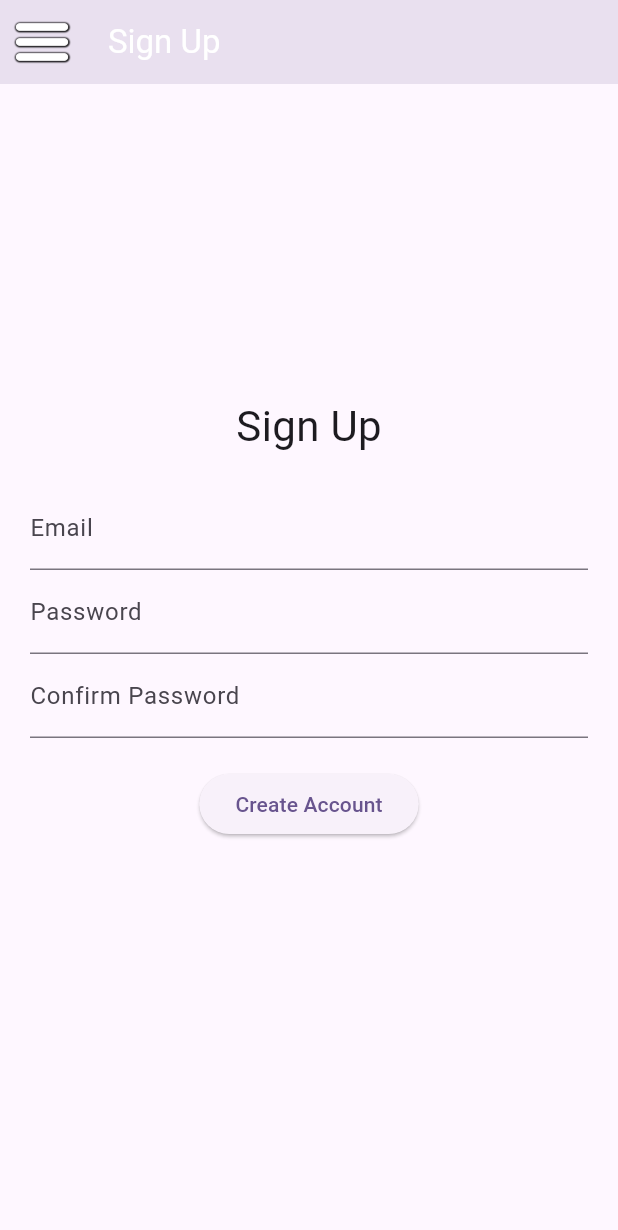
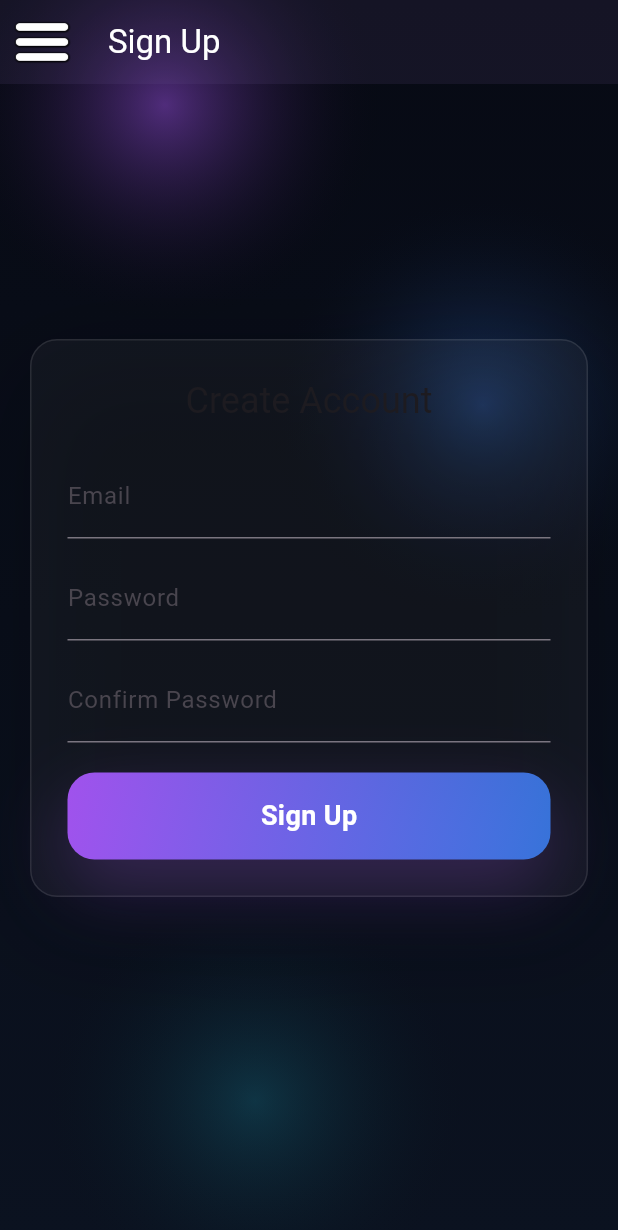
Before and after one commit to JustZhivko/SafeBite, a Flutter app: the screen it shows after launch, in the side drawer, after a tap on "Sign Up", on a phone screen of 412 x 824 dp. Shown: the top 1230 px of the screen. Run offline on Flutter 3.47's test engine with Material 3 defaults, Android fonts, the phone set to English and light mode, and no system bars.

Commit message:
making the design the same as in my react app from hacktues 12

```diff
--- a/safe_bite/lib/about_us.dart
+++ b/safe_bite/lib/about_us.dart
@@ -1,8 +1,33 @@
 import 'package:flutter/material.dart';
+import 'background.dart';
+import 'glass_container.dart';
 
 class AboutPage extends StatelessWidget {
   @override
   Widget build(BuildContext context) {
-    return Center(child: Text("About Us Page", style: TextStyle(fontSize: 24)));
+    return AppBackground(
+      child: Center(
+        child: Padding(
+          padding: const EdgeInsets.all(20),
+          child: GlassContainer(
+            child: Column(
+              mainAxisSize: MainAxisSize.min,
+              children: [
+                Text(
+                  "About SafeBite",
+                  style: Theme.of(context).textTheme.headlineSmall,
+                ),
+                const SizedBox(height: 16),
+                Text(
+                  "....................",
+                  textAlign: TextAlign.center,
+                  style: Theme.of(context).textTheme.bodySmall,
+                ),
+              ],
+            ),
+          ),
+        ),
+      ),
+    );
   }
 }
--- /dev/null
+++ b/safe_bite/lib/background.dart
@@ -0,0 +1,58 @@
+import 'package:flutter/material.dart';
+import 'theme.dart';
+
+class AppBackground extends StatelessWidget {
+  final Widget child;
+
+  const AppBackground({super.key, required this.child});
+
+  @override
+  Widget build(BuildContext context) {
+    return Container(
+      decoration: const BoxDecoration(
+        gradient: LinearGradient(
+          begin: Alignment.topCenter,
+          end: Alignment.bottomCenter,
+          colors: [AppTheme.bg0, AppTheme.bg1],
+        ),
+      ),
+      child: Stack(
+        children: [
+          // Purple glow
+          Positioned(
+            top: -80,
+            left: -40,
+            child: _radial(AppTheme.accent.withOpacity(0.45)),
+          ),
+
+          // Blue glow
+          Positioned(
+            top: 120,
+            right: -60,
+            child: _radial(AppTheme.accent2.withOpacity(0.35)),
+          ),
+
+          // Cyan glow
+          Positioned(
+            bottom: -60,
+            left: 20,
+            child: _radial(AppTheme.accent3.withOpacity(0.18)),
+          ),
+
+          child,
+        ],
+      ),
+    );
+  }
+
+  Widget _radial(Color color) {
+    return Container(
+      width: 300,
+      height: 300,
+      decoration: BoxDecoration(
+        shape: BoxShape.circle,
+        gradient: RadialGradient(colors: [color, Colors.transparent]),
+      ),
+    );
+  }
+}
--- /dev/null
+++ b/safe_bite/lib/glass_container.dart
@@ -0,0 +1,33 @@
+import 'package:flutter/material.dart';
+import 'theme.dart';
+
+class GlassContainer extends StatelessWidget {
+  final Widget child;
+  final EdgeInsets padding;
+
+  const GlassContainer({
+    super.key,
+    required this.child,
+    this.padding = const EdgeInsets.all(24),
+  });
+
+  @override
+  Widget build(BuildContext context) {
+    return Container(
+      padding: padding,
+      decoration: BoxDecoration(
+        color: Colors.white.withOpacity(0.04),
+        borderRadius: BorderRadius.circular(AppTheme.radius),
+        border: Border.all(color: AppTheme.border),
+        boxShadow: const [
+          BoxShadow(
+            color: Colors.black26,
+            blurRadius: 60,
+            offset: Offset(0, 20),
+          ),
+        ],
+      ),
+      child: child,
+    );
+  }
+}
--- /dev/null
+++ b/safe_bite/lib/gradient_button.dart
@@ -0,0 +1,48 @@
+import 'package:flutter/material.dart';
+import 'theme.dart';
+
+class GradientButton extends StatelessWidget {
+  final String text;
+  final VoidCallback onTap;
+
+  const GradientButton({super.key, required this.text, required this.onTap});
+
+  @override
+  Widget build(BuildContext context) {
+    return GestureDetector(
+      onTap: onTap,
+      child: Container(
+        width: double.infinity,
+        padding: const EdgeInsets.symmetric(vertical: 16),
+        decoration: BoxDecoration(
+          gradient: const LinearGradient(
+            colors: [
+              Color.fromRGBO(168, 85, 247, 0.95),
+              Color.fromRGBO(59, 130, 246, 0.85),
+            ],
+            begin: Alignment.topLeft,
+            end: Alignment.bottomRight,
+          ),
+          borderRadius: BorderRadius.circular(AppTheme.radius),
+          boxShadow: const [
+            BoxShadow(
+              color: Color.fromRGBO(168, 85, 247, 0.25),
+              blurRadius: 40,
+              offset: Offset(0, 18),
+            ),
+          ],
+        ),
+        child: Center(
+          child: Text(
+            text,
+            style: const TextStyle(
+              fontSize: 18,
+              fontWeight: FontWeight.w700,
+              color: Colors.white,
+            ),
+          ),
+        ),
+      ),
+    );
+  }
+}
--- a/safe_bite/lib/signin.dart
+++ b/safe_bite/lib/signin.dart
@@ -1,39 +1,48 @@
 import 'package:flutter/material.dart';
+import 'background.dart';
+import 'glass_container.dart';
+import 'gradient_button.dart';
 
 class SignInPage extends StatelessWidget {
-  final TextEditingController emailController = TextEditingController();
-  final TextEditingController passwordController = TextEditingController();
+  final email = TextEditingController();
+  final password = TextEditingController();
 
   @override
   Widget build(BuildContext context) {
-    return Padding(
-      padding: const EdgeInsets.all(20.0),
+    return AppBackground(
+      child: Center(
+        child: Padding(
+          padding: const EdgeInsets.all(20),
+          child: GlassContainer(
             child: Column(
-        mainAxisAlignment: MainAxisAlignment.center,
+              mainAxisSize: MainAxisSize.min,
               children: [
-          Text("Sign In", style: TextStyle(fontSize: 28)),
-          SizedBox(height: 20),
+                Text(
+                  "Sign In",
+                  style: Theme.of(context).textTheme.headlineSmall,
+                ),
+                const SizedBox(height: 20),
 
                 TextField(
-            controller: emailController,
-            decoration: InputDecoration(labelText: "Email"),
+                  controller: email,
+                  decoration: const InputDecoration(labelText: "Email"),
                 ),
 
+                const SizedBox(height: 12),
+
                 TextField(
-            controller: passwordController,
-            decoration: InputDecoration(labelText: "Password"),
+                  controller: password,
                   obscureText: true,
+                  decoration: const InputDecoration(labelText: "Password"),
                 ),
 
-          SizedBox(height: 20),
+                const SizedBox(height: 20),
 
-          ElevatedButton(
-            onPressed: () {
-              // TODO: Add login logic
-            },
-            child: Text("Login"),
+                GradientButton(text: "Login", onTap: () {}),
+              ],
             ),
-        ],
+          ),
+        ),
       ),
     );
   }
--- a/safe_bite/lib/signup.dart
+++ b/safe_bite/lib/signup.dart
@@ -1,46 +1,59 @@
 import 'package:flutter/material.dart';
+import 'background.dart';
+import 'glass_container.dart';
+import 'gradient_button.dart';
 
 class SignUpPage extends StatelessWidget {
-  final TextEditingController emailController = TextEditingController();
-  final TextEditingController passwordController = TextEditingController();
-  final TextEditingController confirmController = TextEditingController();
+  final email = TextEditingController();
+  final pass = TextEditingController();
+  final confirm = TextEditingController();
 
   @override
   Widget build(BuildContext context) {
-    return Padding(
-      padding: const EdgeInsets.all(20.0),
+    return AppBackground(
+      child: Center(
+        child: Padding(
+          padding: const EdgeInsets.all(20),
+          child: GlassContainer(
             child: Column(
-        mainAxisAlignment: MainAxisAlignment.center,
+              mainAxisSize: MainAxisSize.min,
               children: [
-          Text("Sign Up", style: TextStyle(fontSize: 28)),
-          SizedBox(height: 20),
+                Text(
+                  "Create Account",
+                  style: Theme.of(context).textTheme.headlineSmall,
+                ),
+                const SizedBox(height: 20),
 
                 TextField(
-            controller: emailController,
-            decoration: InputDecoration(labelText: "Email"),
+                  controller: email,
+                  decoration: const InputDecoration(labelText: "Email"),
                 ),
 
+                const SizedBox(height: 12),
+
                 TextField(
-            controller: passwordController,
-            decoration: InputDecoration(labelText: "Password"),
+                  controller: pass,
                   obscureText: true,
+                  decoration: const InputDecoration(labelText: "Password"),
                 ),
 
+                const SizedBox(height: 12),
+
                 TextField(
-            controller: confirmController,
-            decoration: InputDecoration(labelText: "Confirm Password"),
+                  controller: confirm,
                   obscureText: true,
+                  decoration: const InputDecoration(
+                    labelText: "Confirm Password",
+                  ),
                 ),
 
-          SizedBox(height: 20),
+                const SizedBox(height: 20),
 
-          ElevatedButton(
-            onPressed: () {
-              // TODO: Add signup logic
-            },
-            child: Text("Create Account"),
+                GradientButton(text: "Sign Up", onTap: () {}),
+              ],
             ),
-        ],
+          ),
+        ),
       ),
     );
   }
--- /dev/null
+++ b/safe_bite/lib/text_style.dart
@@ -0,0 +1,10 @@
+import 'package:flutter/material.dart';
+
+TextStyle glowingText(double size, {FontWeight weight = FontWeight.w600}) {
+  return TextStyle(
+    fontSize: size,
+    fontWeight: weight,
+    color: Colors.white,
+    shadows: [Shadow(color: Colors.white.withOpacity(0.6), blurRadius: 12)],
+  );
+}
--- /dev/null
+++ b/safe_bite/lib/theme.dart
@@ -0,0 +1,49 @@
+import 'package:flutter/material.dart';
+
+class AppTheme {
+  // Accent colors
+  static const accent = Color(0xFFA855F7);
+  static const accent2 = Color(0xFF3B82F6);
+  static const accent3 = Color(0xFF22D3EE);
+
+  // Background
+  static const bg0 = Color(0xFF070A14);
+  static const bg1 = Color(0xFF0B1220);
+
+  // Text
+  static const text = Color.fromRGBO(255, 255, 255, 0.88);
+  static const muted = Color.fromRGBO(255, 255, 255, 0.65);
+
+  // Surfaces
+  static const border = Color.fromRGBO(255, 255, 255, 0.10);
+  static const surface = Color.fromRGBO(5, 8, 20, 0.55);
+  static const surface2 = Color.fromRGBO(5, 8, 20, 0.72);
+
+  static const placeholder = Color.fromRGBO(255, 255, 255, 0.45);
+
+  static const radius = 18.0;
+
+  static ThemeData darkTheme = ThemeData(
+    brightness: Brightness.dark,
+    scaffoldBackgroundColor: Colors.transparent,
+    fontFamily: "Roboto",
+    textTheme: const TextTheme(
+      bodyMedium: TextStyle(color: text),
+      bodySmall: TextStyle(color: muted),
+    ),
+    inputDecorationTheme: InputDecorationTheme(
+      filled: true,
+      fillColor: surface,
+      border: OutlineInputBorder(
+        borderRadius: BorderRadius.all(Radius.circular(radius)),
+        borderSide: BorderSide(color: border),
+      ),
+      focusedBorder: OutlineInputBorder(
+        borderRadius: BorderRadius.all(Radius.circular(radius)),
+        borderSide: BorderSide(color: accent),
+      ),
+      labelStyle: TextStyle(color: muted),
+      hintStyle: TextStyle(color: placeholder),
+    ),
+  );
+}
--- a/safe_bite/lib/welcome_page.dart
+++ b/safe_bite/lib/welcome_page.dart
@@ -1,10 +1,28 @@
 import 'package:flutter/material.dart';
+import 'background.dart';
+import 'glass_container.dart';
 
 class WelcomePage extends StatelessWidget {
   @override
   Widget build(BuildContext context) {
-    return Center(
-      child: Text("Welcome to SafeBite!", style: TextStyle(fontSize: 24)),
+    return AppBackground(
+      child: Center(
+        child: Padding(
+          padding: const EdgeInsets.all(20),
+          child: GlassContainer(
+            child: Column(
+              mainAxisSize: MainAxisSize.min,
+              children: [
+                Text(
+                  "Welcome to SafeBite",
+                  style: Theme.of(context).textTheme.headlineSmall,
+                ),
+                const SizedBox(height: 12),
+              ],
+            ),
+          ),
+        ),
+      ),
     );
   }
 }
```
Lines whose indentation alone changed are shown as unchanged.
